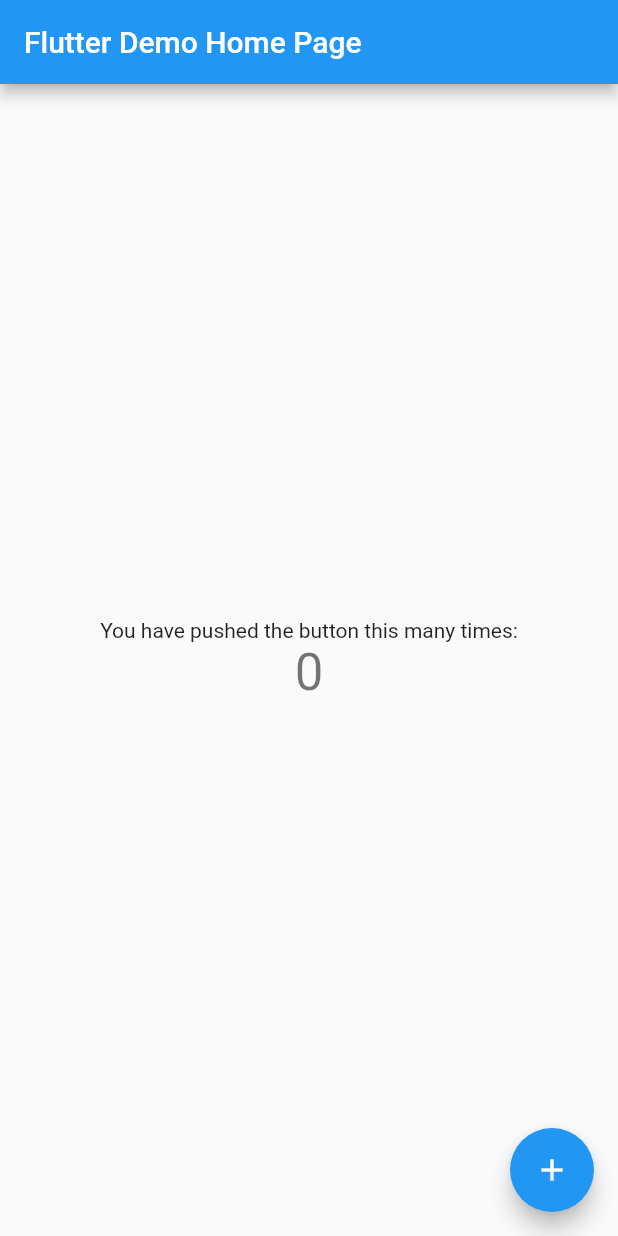
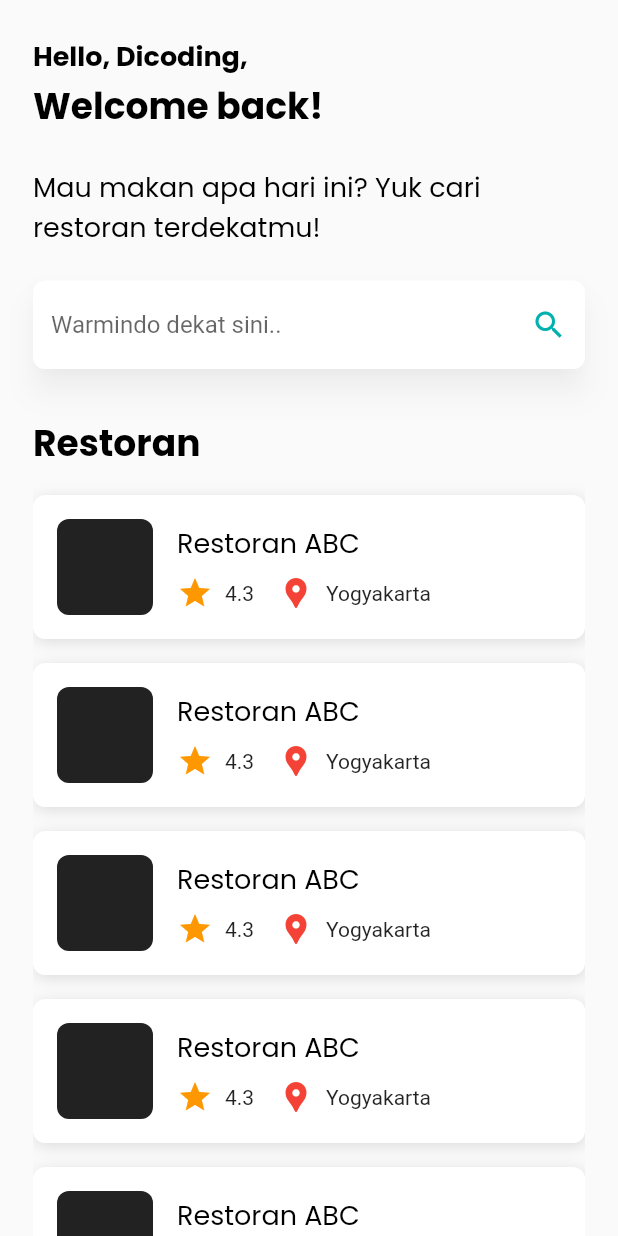
Before and after one commit to hamcuks/bfaf-flutter-restaurant-api, a Flutter app: the screen it shows after launch, on a phone screen of 412 x 824 dp. Run offline on Flutter 3.47's test engine with Material 2 defaults, Android fonts, the phone set to English and light mode, and no system bars; our stand-ins replace google_fonts.

Commit message:
update theme and restaurant card

```diff
--- a/lib/main.dart
+++ b/lib/main.dart
@@ -1,3 +1,5 @@
+import 'package:dicoding_submission_restaurant_app_api/theme.dart';
+import 'package:dicoding_submission_restaurant_app_api/ui/home_page.dart';
 import 'package:flutter/material.dart';
 
 void main() {
@@ -8,58 +10,9 @@
   @override
   Widget build(BuildContext context) {
     return MaterialApp(
-      title: 'Flutter Demo',
-      theme: ThemeData(
-        primarySwatch: Colors.blue,
-      ),
-      home: MyHomePage(title: 'Flutter Demo Home Page'),
+      title: 'Restauranku',
+      theme: ThemeData(scaffoldBackgroundColor: MyTheme.scaffoldBackground),
+      home: HomePage(),
     );
   }
 }
-
-class MyHomePage extends StatefulWidget {
-  MyHomePage({Key? key, required this.title}) : super(key: key);
-
-  final String title;
-
-  @override
-  _MyHomePageState createState() => _MyHomePageState();
-}
-
-class _MyHomePageState extends State<MyHomePage> {
-  int _counter = 0;
-
-  void _incrementCounter() {
-    setState(() {
-      _counter++;
-    });
-  }
-
-  @override
-  Widget build(BuildContext context) {
-    return Scaffold(
-      appBar: AppBar(
-        title: Text(widget.title),
-      ),
-      body: Center(
-        child: Column(
-          mainAxisAlignment: MainAxisAlignment.center,
-          children: <Widget>[
-            Text(
-              'You have pushed the button this many times:',
-            ),
-            Text(
-              '$_counter',
-              style: Theme.of(context).textTheme.headline4,
-            ),
-          ],
-        ),
-      ),
-      floatingActionButton: FloatingActionButton(
-        onPressed: _incrementCounter,
-        tooltip: 'Increment',
-        child: Icon(Icons.add),
-      ),
-    );
-  }
-}
--- /dev/null
+++ b/lib/theme.dart
@@ -0,0 +1,26 @@
+import 'package:flutter/material.dart';
+import 'package:google_fonts/google_fonts.dart';
+
+class MyTheme {
+  static Color green = Color(0xFF01B1AF);
+  static Color scaffoldBackground = Color(0xFFFAFAFA);
+
+  static TextStyle normalText = GoogleFonts.poppins(
+    fontSize: 18,
+    color: Colors.black,
+    fontWeight: FontWeight.normal,
+    height: 1.5,
+  );
+  static TextStyle largeText = GoogleFonts.poppins(
+    fontSize: 24,
+    color: Colors.black,
+    fontWeight: FontWeight.bold,
+    height: 1.5,
+  );
+  static TextStyle mediumText = GoogleFonts.poppins(
+    fontSize: 20,
+    color: Colors.black,
+    fontWeight: FontWeight.w600,
+    height: 1.5,
+  );
+}
--- a/lib/ui/home_page.dart
+++ b/lib/ui/home_page.dart
@@ -0,0 +1,199 @@
+import 'package:dicoding_submission_restaurant_app_api/theme.dart';
+import 'package:flutter/material.dart';
+
+class HomePage extends StatefulWidget {
+  const HomePage({Key? key}) : super(key: key);
+
+  @override
+  _HomePageState createState() => _HomePageState();
+}
+
+class _HomePageState extends State<HomePage> {
+  TextEditingController _searchController = TextEditingController();
+
+  @override
+  void dispose() {
+    _searchController.dispose();
+    super.dispose();
+  }
+
+  @override
+  Widget build(BuildContext context) {
+    return Scaffold(
+      body: SafeArea(
+        child: Padding(
+          padding: const EdgeInsets.only(
+            top: 24,
+            left: 22,
+            right: 22,
+          ),
+          child: Column(
+            crossAxisAlignment: CrossAxisAlignment.start,
+            children: <Widget>[
+              _homeHeader(),
+              SizedBox(
+                height: 22,
+              ),
+              Material(
+                borderRadius: BorderRadius.circular(8),
+                elevation: 8,
+                shadowColor: Colors.black26,
+                child: TextField(
+                  controller: _searchController,
+                  decoration: InputDecoration(
+                    hintText: 'Warmindo dekat sini..',
+                    suffixIcon: Icon(
+                      Icons.search,
+                      color: MyTheme.green,
+                    ),
+                    filled: true,
+                    fillColor: Colors.white,
+                    border: OutlineInputBorder(
+                      borderRadius: BorderRadius.circular(8),
+                      borderSide: BorderSide.none,
+                    ),
+                  ),
+                ),
+              ),
+              SizedBox(
+                height: 32,
+              ),
+              Expanded(child: RestoranWidget())
+            ],
+          ),
+        ),
+      ),
+    );
+  }
+
+  Column _homeHeader() {
+    return Column(
+      crossAxisAlignment: CrossAxisAlignment.start,
+      children: [
+        Text(
+          'Hello, Dicoding,',
+          style: MyTheme.normalText.copyWith(fontWeight: FontWeight.bold),
+        ),
+        SizedBox(
+          height: 2,
+        ),
+        Text(
+          'Welcome back!',
+          style: MyTheme.largeText,
+        ),
+        SizedBox(
+          height: 22,
+        ),
+        Text(
+          'Mau makan apa hari ini? Yuk cari restoran terdekatmu!',
+          style: MyTheme.normalText,
+        ),
+      ],
+    );
+  }
+}
+
+class RestoranWidget extends StatelessWidget {
+  const RestoranWidget({
+    Key? key,
+  }) : super(key: key);
+
+  @override
+  Widget build(BuildContext context) {
+    return Column(
+      crossAxisAlignment: CrossAxisAlignment.start,
+      mainAxisSize: MainAxisSize.min,
+      children: <Widget>[
+        Text(
+          'Restoran',
+          style: MyTheme.largeText,
+        ),
+        SizedBox(
+          height: 8,
+        ),
+        Expanded(
+          flex: 10,
+          child: ListView.builder(
+            shrinkWrap: true,
+            itemBuilder: (context, index) => _buildRestaurantCard(),
+            itemCount: 5,
+          ),
+        ),
+      ],
+    );
+  }
+
+  Container _buildRestaurantCard() {
+    return Container(
+      padding: EdgeInsets.all(16),
+      margin: EdgeInsets.symmetric(vertical: 8),
+      decoration: BoxDecoration(
+        borderRadius: BorderRadius.circular(8),
+        color: Colors.white,
+        boxShadow: [
+          BoxShadow(color: Colors.black12, blurRadius: 8, offset: Offset(1, 2)),
+        ],
+      ),
+      child: Row(
+        children: [
+          Container(
+            width: 64,
+            height: 64,
+            decoration: BoxDecoration(
+              borderRadius: BorderRadius.circular(8),
+              color: Colors.black87,
+            ),
+          ),
+          SizedBox(
+            width: 16,
+          ),
+          Column(
+            crossAxisAlignment: CrossAxisAlignment.start,
+            children: [
+              Text(
+                'Restoran ABC',
+                style: MyTheme.normalText,
+              ),
+              SizedBox(
+                height: 8,
+              ),
+              Row(
+                children: [
+                  _buildRetaurantInfo(
+                    icon: Icons.star,
+                    iconColor: Colors.orange,
+                    text: '4.3',
+                  ),
+                  SizedBox(
+                    width: 16,
+                  ),
+                  _buildRetaurantInfo(
+                    icon: Icons.location_pin,
+                    iconColor: Colors.red,
+                    text: 'Yogyakarta',
+                  ),
+                ],
+              )
+            ],
+          )
+        ],
+      ),
+    );
+  }
+
+  Row _buildRetaurantInfo({IconData? icon, Color? iconColor, String? text}) {
+    return Row(
+      mainAxisAlignment: MainAxisAlignment.start,
+      children: [
+        Icon(
+          icon,
+          color: iconColor,
+        ),
+        SizedBox(
+          width: 8,
+        ),
+        Text("$text"),
+      ],
+    );
+  }
+}
```
Also changed, not shown: pubspec.yaml (+3 -12 lines), pubspec.lock.
